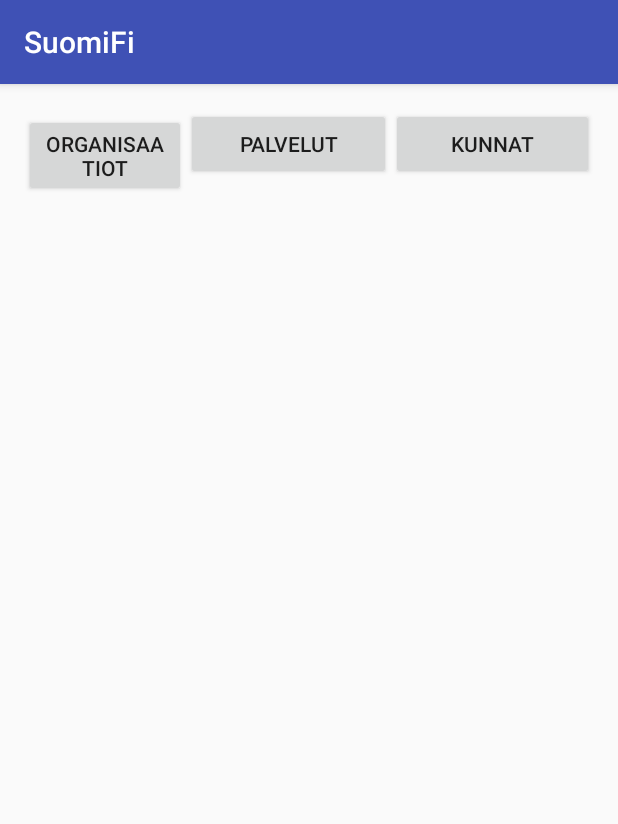
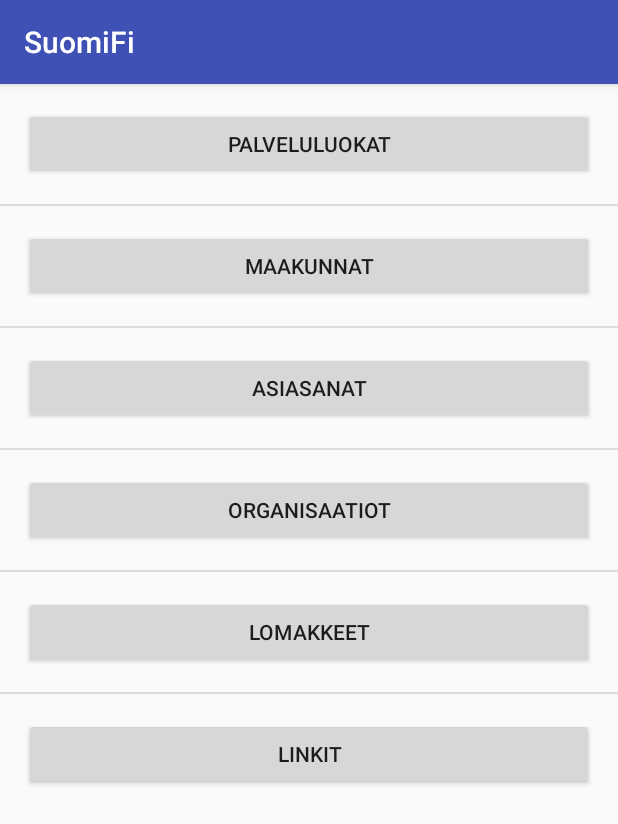
Before and after one commit to azumiar2016/Mobiiliprojekti, an Android app: the screen it shows after launch (MainActivity), on a phone screen of 412 x 824 dp. Shown: the top 824 px of the screen. Run offline under Robolectric (Android 15) with nearby library versions, the phone set to English and light mode, and no system bars.

Commit message:
Add files via upload
Koodit yhdistetty

```diff
--- a/SuomiFi/app/build.gradle
+++ b/SuomiFi/app/build.gradle
@@ -5,7 +5,7 @@ android {
     buildToolsVersion "25.0.2"
     defaultConfig {
         applicationId "suomi.fi"
-        minSdkVersion 19
+        minSdkVersion 21
         targetSdkVersion 25
         versionCode 1
         versionName "1.0"
--- a/SuomiFi/app/src/main/AndroidManifest.xml
+++ b/SuomiFi/app/src/main/AndroidManifest.xml
@@ -18,7 +18,7 @@
             </intent-filter>
         </activity>
         <activity android:name=".Main2Activity" />
-        <activity android:name=".kohde"></activity>
+        <activity android:name=".Main3Activity"></activity>
     </application>
 
 </manifest>
--- /dev/null
+++ b/SuomiFi/app/src/main/java/suomi/fi/Batch.java
@@ -0,0 +1,38 @@
+package suomi.fi;
+
+import java.util.ArrayList;
+import java.util.List;
+
+/**
+ * Created by ville on 23.3.2017.
+ */
+
+public class Batch {
+
+
+
+    String m_ButtonTag;
+
+
+    public Batch(String buttonTag)
+    {
+    this.m_ButtonTag = buttonTag;
+    }
+
+    public static ArrayList<Batch> buildBatches(List<String> buttonContent)
+    {
+        ArrayList<Batch> batches = new ArrayList<>();
+
+        for(int i = 0; i < buttonContent.size(); i++)
+        {
+
+            batches.add(new Batch(buttonContent.get(i)));
+
+        }
+
+    return batches;
+
+    }
+
+
+}
--- /dev/null
+++ b/SuomiFi/app/src/main/java/suomi/fi/CustomAdapter.java
@@ -0,0 +1,96 @@
+package suomi.fi;
+
+import android.content.Context;
+import android.content.Intent;
+import android.view.LayoutInflater;
+import android.view.View;
+import android.view.ViewGroup;
+import android.widget.ArrayAdapter;
+import android.widget.Button;
+
+import java.util.ArrayList;
+
+/**
+ * Created by ville on 27.3.2017.
+ */
+
+public class CustomAdapter extends ArrayAdapter<Batch> {
+
+    final static String key = "-";
+
+    public CustomAdapter(Context context, ArrayList<Batch> batches)
+    {
+        super(context, 0, batches);
+    }
+
+
+    @Override
+    public View getView(int position, View convertView, ViewGroup parent)
+    {
+        Batch batch = getItem(position);
+        if (convertView == null) {
+
+            convertView = LayoutInflater.from(getContext()).inflate(R.layout.list_item, parent, false);
+        }
+
+        Button button = (Button)convertView.findViewById(R.id.button);
+        button.setText(batch.m_ButtonTag);
+        button.setTag(position);
+        button.setOnClickListener(new View.OnClickListener()
+        {
+
+            @Override
+            public void onClick(View view)
+            {
+                int position = (Integer)view.getTag();
+                Batch batch = getItem(position);
+
+                switch (batch.m_ButtonTag)
+                {
+                    case "Palveluluokat":
+                        Intent intent = new Intent(view.getContext(), Main2Activity.class);
+                        intent.putExtra(key, "KEYpalveluluokat");
+                        view.getContext().startActivity(intent);
+                        break;
+
+                    case "Maakunnat":
+                        Intent intent2 = new Intent(view.getContext(), Main2Activity.class);
+                        intent2.putExtra(key, "KEYmaakunnat");
+                        view.getContext().startActivity(intent2);
+                        break;
+
+                    case "Asiasanat":
+                        Intent intent3 = new Intent(view.getContext(), Main2Activity.class);
+                        intent3.putExtra(key, "KEYasiasanat");
+                        view.getContext().startActivity(intent3);
+                        break;
+
+                    case "Organisaatiot":
+                        Intent intent4 = new Intent(view.getContext(), Main2Activity.class);
+                        intent4.putExtra(key, "KEYorganisaatiot");
+                        view.getContext().startActivity(intent4);
+                        break;
+
+                    case "Lomakkeet":
+                        Intent intent5 = new Intent(view.getContext(), Main2Activity.class);
+                        intent5.putExtra(key, "KEYlomakkeet");
+                        view.getContext().startActivity(intent5);
+                        break;
+
+                    case "Linkit":
+                        Intent intent6 = new Intent(view.getContext(), Main2Activity.class);
+                        intent6.putExtra(key, "KEYlinkit");
+                        view.getContext().startActivity(intent6);
+                        break;
+
+
+                }
+
+            }
+
+        });
+
+        return convertView;
+    }
+
+}
--- a/SuomiFi/app/src/main/java/suomi/fi/MainActivity.java
+++ b/SuomiFi/app/src/main/java/suomi/fi/MainActivity.java
@@ -1,32 +1,17 @@
 package suomi.fi;
 
+import android.support.v7.app.AppCompatActivity;
+import android.os.Bundle;
+import android.widget.ListView;
+
 import java.util.ArrayList;
-
-import android.app.Activity;
-import android.content.Intent;
-import android.os.AsyncTask;
-import android.os.Bundle;
-import android.support.v7.app.AppCompatActivity;
-import android.util.Log;
-import android.view.Menu;
-import android.view.MenuInflater;
-import android.view.MenuItem;
-import android.view.View;
-import android.widget.Button;
-import android.widget.ListView;
-import android.widget.SearchView;
-import android.widget.Toast;
-
-import org.json.JSONArray;
-import org.json.JSONException;
-import org.json.JSONObject;
-
-import static android.content.ContentValues.TAG;
-
-
+import java.util.Arrays;
+import java.util.List;
 
 public class MainActivity extends AppCompatActivity {
-
+    List<String> buttonArray = new ArrayList<String>(Arrays.asList("Palveluluokat","Maakunnat","Asiasanat","Organisaatiot","Lomakkeet","Linkit"));
+    public static final String EXTRA_MESSAGE = "suomi.fi.jsonlist.MESSAGE";
+    ArrayList<Batch> arrayOfBatches = new ArrayList<>();
 
 
 
@@ -37,26 +22,11 @@ public class MainActivity extends AppCompatActivity {
 
 
 
+        arrayOfBatches = Batch.buildBatches(buttonArray);
 
-    }
-    public void Organisaatiotbutton(View v){
-        Button b = (Button) findViewById(R.id.Organisaatiot);
-        Intent intent= new Intent(this, kohde.class);
-        startActivity(intent);
-
-    }
-
-    public void Kunnatbutton(View v){
-        Button b = (Button) findViewById(R.id.Kunnat);
-        Intent intent= new Intent(this, kohde.class);
-        startActivity(intent);
-
-    }
-
-    public void Palvelutbutton(View v){
-        Button b = (Button) findViewById(R.id.Palvelut);
-        Intent intent= new Intent(this, kohde.class);
-        startActivity(intent);
+        CustomAdapter adapter = new CustomAdapter(MainActivity.this, arrayOfBatches);
+        ListView listView = (ListView)findViewById(R.id.list);
+        listView.setAdapter(adapter);
 
     }
 
--- a/SuomiFi/app/src/main/res/layout/activity_main.xml
+++ b/SuomiFi/app/src/main/res/layout/activity_main.xml
@@ -1,35 +1,12 @@
 <?xml version="1.0" encoding="utf-8"?>
-<LinearLayout xmlns:android="http://schemas.android.com/apk/res/android"
-    xmlns:tools="http://schemas.android.com/tools"
-    android:layout_width="match_parent"
-    android:layout_height="match_parent"
-    android:paddingBottom="@dimen/activity_vertical_margin"
-    android:paddingLeft="@dimen/activity_horizontal_margin"
-    android:paddingRight="@dimen/activity_horizontal_margin"
-    android:paddingTop="@dimen/activity_vertical_margin"
-    tools:context="suomi.fi.MainActivity">
+<RelativeLayout xmlns:android="http://schemas.android.com/apk/res/android"
+xmlns:tools="http://schemas.android.com/tools"
+android:layout_width="match_parent"
+android:layout_height="match_parent"
+tools:context="suomi.fi.MainActivity">
 
-
-    <Button
-        android:text="Organisaatiot"
-        android:layout_width="108dp"
-        android:layout_height="wrap_content"
-        android:id="@+id/Organisaatiot"
-        android:onClick="Organisaatiotbutton" />
-
-    <Button
-        android:text="Palvelut"
-        android:layout_width="wrap_content"
-        android:layout_height="wrap_content"
-        android:id="@+id/Palvelut"
-        android:onClick="Palvelutbutton"
-        android:layout_weight="1" />
-
-    <Button
-        android:text="Kunnat"
-        android:layout_width="wrap_content"
-        android:layout_height="wrap_content"
-        android:id="@+id/Kunnat"
-        android:onClick="Kunnatbutton"
-        android:layout_weight="1" />
-</LinearLayout>
+<ListView
+    android:id="@+id/list"
+    android:layout_width="fill_parent"
+    android:layout_height="wrap_content" />
+</RelativeLayout>
--- /dev/null
+++ b/SuomiFi/app/src/main/res/layout/list_item.xml
@@ -0,0 +1,14 @@
+<?xml version="1.0" encoding="utf-8"?>
+<LinearLayout xmlns:android="http://schemas.android.com/apk/res/android"
+    android:layout_width="fill_parent"
+    android:layout_height="wrap_content"
+    android:orientation="vertical"
+    android:padding="@dimen/activity_horizontal_margin"
+    android:id="@+id/linearLayout">
+
+
+    <Button
+        android:layout_width="match_parent"
+        android:layout_height="wrap_content"
+        android:id="@+id/button" />
+</LinearLayout>
```
Also changed, not shown: SuomiFi/app/src/main/java/suomi/fi/Article.java (+12 -21 lines), SuomiFi/app/src/main/java/suomi/fi/ContentBuilder.java (added, +70 -0 lines), SuomiFi/app/src/main/java/suomi/fi/CustomUserAdapter.java (+12 -15 lines), SuomiFi/app/src/main/java/suomi/fi/Main2Activity.java (+107 -14 lines), SuomiFi/app/src/main/java/suomi/fi/Main3Activity.java (added, +120 -0 lines), SuomiFi/app/src/main/res/layout/activity_main2.xml (+4 -11 lines), SuomiFi/app/src/main/res/layout/activity_main3.xml (added, +19 -0 lines).
